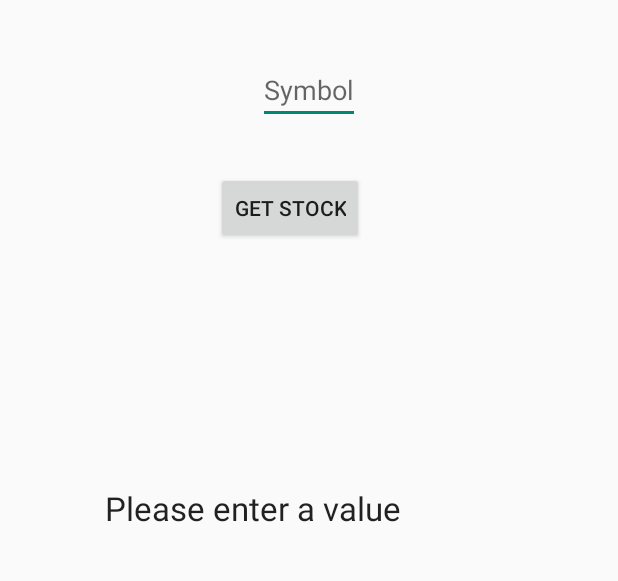
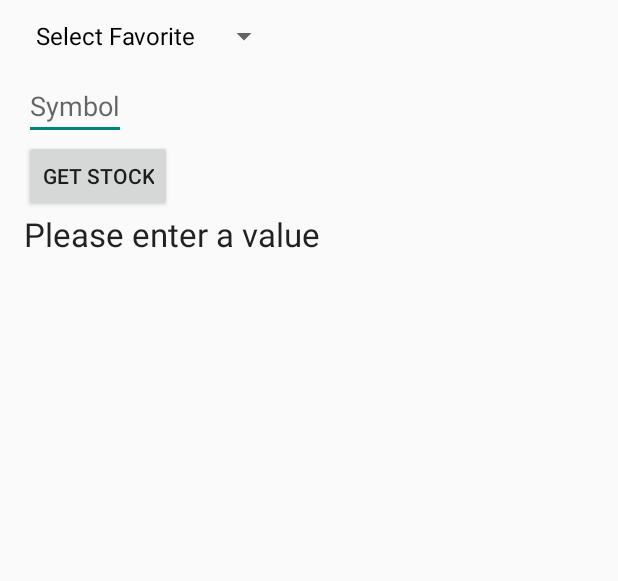
Before and after one commit to wrightaaron/StockWatch, an Android app: the screen it shows after launch (MainActivity), after a tap on "GET STOCK", on a phone screen of 412 x 824 dp, the part 152-733 px from its top. Run offline under Robolectric (Android 15) with nearby library versions, the phone set to English and light mode, and no system bars.

Commit message:
DropDown
Adding dropsown list to be able to populate with user's favorites later

```diff
--- a/StockWatch/app/src/main/java/com/example/thewrights/stockwatch/MainActivity.java
+++ b/StockWatch/app/src/main/java/com/example/thewrights/stockwatch/MainActivity.java
@@ -7,8 +7,11 @@ import android.util.Log;
 import android.view.Menu;
 import android.view.MenuItem;
 import android.view.View;
+import android.widget.AdapterView;
+import android.widget.ArrayAdapter;
 import android.widget.Button;
 import android.widget.EditText;
+import android.widget.Spinner;
 import android.widget.TextView;
 
 import org.ksoap2.SoapEnvelope;
@@ -17,10 +20,24 @@ import org.ksoap2.serialization.SoapObject;
 import org.ksoap2.serialization.SoapPrimitive;
 import org.ksoap2.serialization.SoapSerializationEnvelope;
 import org.ksoap2.transport.HttpTransportSE;
+import org.w3c.dom.CharacterData;
+import org.w3c.dom.Document;
+import org.w3c.dom.Element;
+import org.w3c.dom.Node;
+import org.w3c.dom.NodeList;
+import org.xml.sax.InputSource;
+import org.xml.sax.SAXException;
+
+import java.io.IOException;
+import java.io.StringReader;
+
+import javax.xml.parsers.DocumentBuilder;
+import javax.xml.parsers.DocumentBuilderFactory;
+import javax.xml.parsers.ParserConfigurationException;
 
 public class MainActivity extends ActionBarActivity {
 
-   private final String NAMESPACE = "http://www.webserviceX.NET";
+   private final String NAMESPACE = "http://www.webserviceX.NET/";
 
     private final String URL = "http://www.webservicex.net/stockquote.asmx";
 
@@ -28,7 +45,7 @@ public class MainActivity extends ActionBarActivity {
 
     private final String METHOD_NAME = "GetQuote";
 
-    /*private final String NAMESPACE = "http://www.w3schools.com/webservices/";
+   /* private final String NAMESPACE = "http://www.w3schools.com/webservices/";
 
     private final String URL = "http://www.w3schools.com/webservices/tempconvert.asmx";
 
@@ -37,36 +54,50 @@ public class MainActivity extends ActionBarActivity {
     private final String METHOD_NAME = "CelsiusToFahrenheit";*/
 
     private String TAG = "CIS295";
-
     private static String symbol;
-
     private static String stockInfo;
 
     EditText symbolIn;
     Button btnStock;
     TextView result;
+    Spinner favorites;
     @Override
     protected void onCreate(Bundle savedInstanceState) {
         super.onCreate(savedInstanceState);
         setContentView(R.layout.activity_main);
         symbolIn = (EditText)findViewById(R.id.txtSymbol);
         result = (TextView)findViewById(R.id.tvStock);
-
-        btnStock = (Button)findViewById(R.id.btnGetStock);
-        btnStock.setOnClickListener(new View.OnClickListener()
-        {
+        favorites = (Spinner)findViewById(R.id.dropSymbols);
+        String[] faves = {"Select Favorite", "dis", "msn", "mic"};
+        ArrayAdapter<String> adapter = new ArrayAdapter<String>(this, android.R.layout.simple_spinner_dropdown_item, faves);
+        favorites.setAdapter(adapter);
+        favorites.setOnItemSelectedListener(new AdapterView.OnItemSelectedListener() {
             @Override
-            public void onClick(View v)
+            public void onItemSelected(AdapterView<?> parent, View view, int position, long id)
             {
-                if(symbolIn.length() != 0 && symbolIn.getText().toString() != "")
+                if(position >0)
                 {
-                    symbol = symbolIn.getText().toString();
-
+                    MainActivity.symbol = String.valueOf(favorites.getSelectedItem());
                     AsyncCallWS task = new AsyncCallWS();
                     task.execute();
                 }
-                else
-                {
+            }
+
+            @Override
+            public void onNothingSelected(AdapterView<?> parent)
+            {
+
+            }
+        });
+        btnStock = (Button)findViewById(R.id.btnGetStock);
+        btnStock.setOnClickListener(new View.OnClickListener() {
+            @Override
+            public void onClick(View v) {
+                if (symbolIn.length() != 0 && symbolIn.getText().toString() != "") {
+                    MainActivity.symbol = symbolIn.getText().toString();
+                    AsyncCallWS task = new AsyncCallWS();
+                    task.execute();
+                } else {
                     result.setText("Please enter a value");
                 }
             }
@@ -106,7 +137,6 @@ public class MainActivity extends ActionBarActivity {
         PropertyInfo stockPI = new PropertyInfo();
         stockPI.setName("symbol");
         stockPI.setValue(symbol);
-        //stockPI.setType(Double.class);
         stockPI.setType(String.class);
         request.addProperty(stockPI);
 
@@ -117,9 +147,11 @@ public class MainActivity extends ActionBarActivity {
         try
         {
             mailman.call(SOAP_ACTION, envelope);
-
             SoapPrimitive response = (SoapPrimitive)envelope.getResponse();
-            stockInfo = response.toString();
+            String stockInfo1 = response.toString();
+            String[] tagNames = {"Name", "Last", "High", "Low", "PercentageChange"};
+            String stockName = getElement(tagNames, stockInfo1);
+            stockInfo = "Stock Info\n" + stockName;
             Log.i(TAG, response.toString());
         }
         catch(Exception e)
@@ -127,6 +159,40 @@ public class MainActivity extends ActionBarActivity {
             e.printStackTrace();
         }
 
+    }
+
+    //Borrowed and modified from http://www.java2s.com/Code/Java/XML/ParseanXMLstringUsingDOMandaStringReader.htm
+    // Iterates through an array of tag names to get desired elemnt values
+    private String getElement(String[] tagNames, String xml) throws ParserConfigurationException, IOException, SAXException
+    {
+        String val = "";
+        DocumentBuilder db = DocumentBuilderFactory.newInstance().newDocumentBuilder();
+        InputSource is = new InputSource();
+        is.setCharacterStream(new StringReader(xml));
+        Document doc = db.parse(is);
+        NodeList nodes = doc.getElementsByTagName("Stock");
+
+        for (int i = 0; i < nodes.getLength(); i++)
+        {
+            Element element = (Element) nodes.item(i);
+            for(int tn=0; tn<tagNames.length; tn++)
+            {
+                NodeList nodeItem = element.getElementsByTagName(tagNames[tn]);
+                Element itemLine = (Element) nodeItem.item(0);
+                val += (tagNames[tn] + ": " + getCharacterDataFromElement(itemLine) + "\n");
+            }
+        }
+        return val;
+    }
+
+    public static String getCharacterDataFromElement(Element e)
+    {
+        Node child = e.getFirstChild();
+        if (child instanceof CharacterData) {
+            CharacterData cd = (CharacterData) child;
+            return cd.getData();
+        }
+        return "";
     }
 
     private class AsyncCallWS extends AsyncTask<String, Void, Void>
--- a/StockWatch/app/src/main/res/layout/activity_main.xml
+++ b/StockWatch/app/src/main/res/layout/activity_main.xml
@@ -18,10 +18,10 @@
         android:layout_width="wrap_content"
         android:layout_height="wrap_content"
         android:id="@+id/txtSymbol"
-        android:layout_below="@+id/tvTitle"
-        android:layout_centerHorizontal="true"
-        android:layout_marginTop="37dp"
-        android:hint="Symbol" />
+        android:hint="Symbol"
+        android:layout_below="@+id/dropSymbols"
+        android:layout_alignParentLeft="true"
+        android:layout_alignParentStart="true" />
 
     <Button
         android:layout_width="wrap_content"
@@ -29,16 +29,24 @@
         android:text="Get Stock"
         android:id="@+id/btnGetStock"
         android:layout_below="@+id/txtSymbol"
-        android:layout_alignLeft="@+id/tvTitle"
-        android:layout_alignStart="@+id/tvTitle"
-        android:layout_marginTop="32dp" />
+        android:layout_alignLeft="@+id/txtSymbol"
+        android:layout_alignStart="@+id/txtSymbol" />
 
     <TextView
         android:layout_width="wrap_content"
         android:layout_height="wrap_content"
         android:textAppearance="?android:attr/textAppearanceLarge"
         android:id="@+id/tvStock"
-        android:layout_centerVertical="true"
-        android:layout_alignRight="@+id/tvTitle"
-        android:layout_alignEnd="@+id/tvTitle" />
+        android:layout_below="@+id/btnGetStock"
+        android:layout_alignLeft="@+id/txtSymbol"
+        android:layout_alignStart="@+id/txtSymbol" />
+
+    <Spinner
+        android:layout_width="wrap_content"
+        android:layout_height="wrap_content"
+        android:id="@+id/dropSymbols"
+        android:layout_below="@+id/tvTitle"
+        android:layout_alignParentLeft="true"
+        android:layout_alignParentStart="true"
+        android:spinnerMode="dropdown" />
 </RelativeLayout>
```
